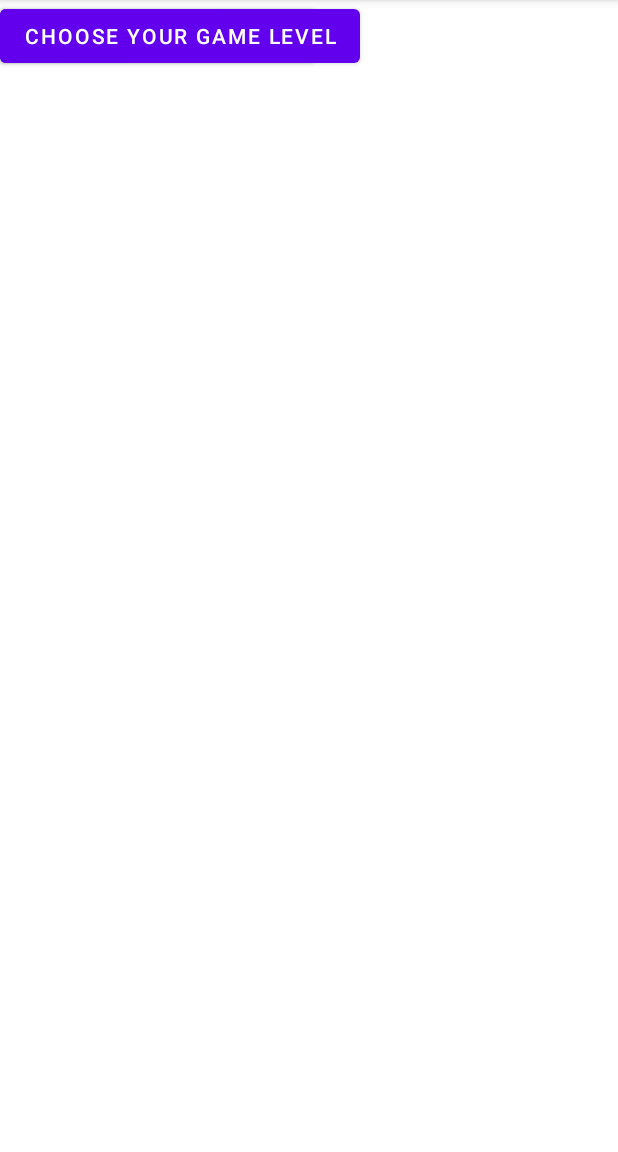
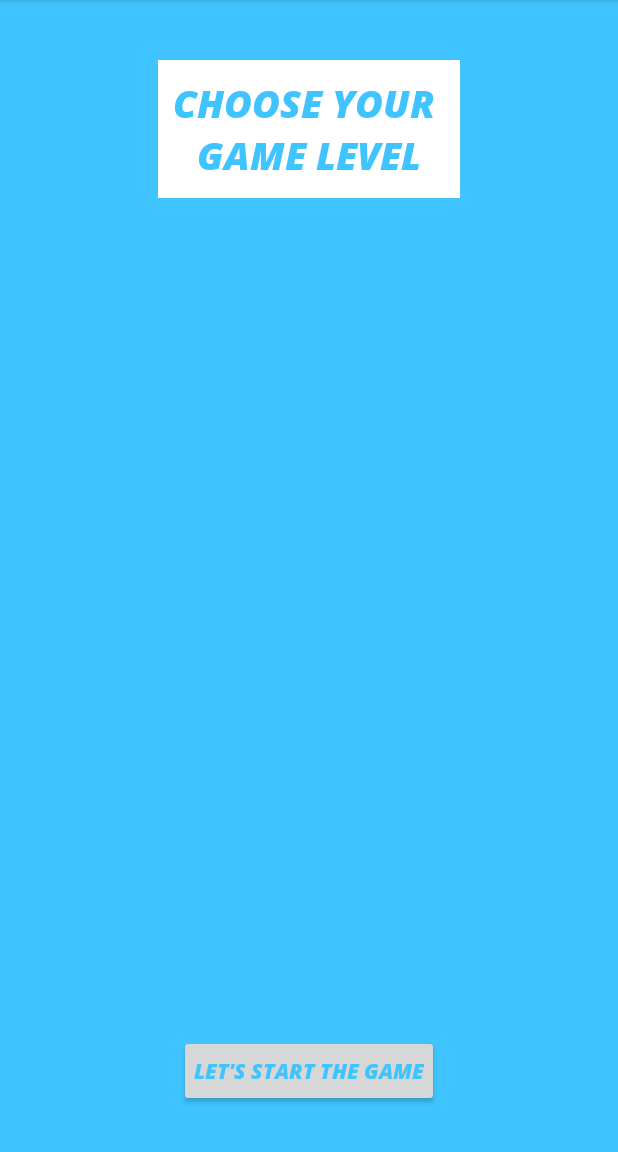
Before and after one commit to jachetblix/Hangman_next_step, an Android app: the Second_Screen screen opened directly, with no data from a screen before it, on a phone screen of 412 x 824 dp, the part 84-1236 px from its top. Run offline under Robolectric (Android 15) with nearby library versions, the phone set to English and light mode, and no system bars.

Commit message:
Second(level) updates - not fully complete

```diff
--- a/app/src/main/java/com/example/hangman_next_step/MainActivity.java
+++ b/app/src/main/java/com/example/hangman_next_step/MainActivity.java
@@ -17,7 +17,7 @@ public class MainActivity extends AppCompatActivity{
     protected void onCreate(Bundle savedInstanceState) {
         super.onCreate(savedInstanceState);
         setContentView(R.layout.activity_main);
-        button_2 = findViewById(R.id.button2);
+//        button_2 = findViewById(R.id.button2);
     }
 
     //Click events
--- a/app/src/main/java/com/example/hangman_next_step/Second_Screen.java
+++ b/app/src/main/java/com/example/hangman_next_step/Second_Screen.java
@@ -1,41 +1,91 @@
 package com.example.hangman_next_step;
 
-import android.annotation.SuppressLint;
+import android.animation.Animator;
+import android.animation.AnimatorListenerAdapter;
 import android.content.DialogInterface;
 import android.content.Intent;
+import android.graphics.drawable.AnimationDrawable;
 import android.os.Bundle;
 import android.view.View;
+import android.view.animation.Animation;
+import android.view.animation.AnimationUtils;
 import android.widget.ArrayAdapter;
 import android.widget.Button;
-import android.view.View.OnClickListener;
+import android.widget.ImageView;
 import android.widget.Spinner;
+import android.widget.TextView;
 import android.widget.Toast;
+
 
 import androidx.appcompat.app.AlertDialog;
 import androidx.appcompat.app.AppCompatActivity;
 
-public class Second_Screen extends AppCompatActivity implements OnClickListener {
+public class Second_Screen extends AppCompatActivity {
     Button third_activity;
     Button button3;
+    Intent intent;
+    Spinner spinner;
+    TextView txtViewChosen;
+    ImageView imgViewIcon;
     @Override
     protected void onCreate(Bundle savedInstanceState) {
         super.onCreate(savedInstanceState);
         setContentView(R.layout.second_activity);
+
+
+        //Objects
         third_activity = findViewById(R.id.third_activity_btn);
-        third_activity.setOnClickListener(this);
+//        third_activity.setOnClickListener(this);
         button3 = findViewById(R.id.button3);
-        button3.setOnClickListener(this);
+//        button3.setOnClickListener(this);
+        intent= new Intent(this, Third_Screen.class);
+        txtViewChosen = findViewById(R.id.txt_level_chose);
+        imgViewIcon = findViewById(R.id.anim_emoji);
+        imgViewIcon.setVisibility(View.INVISIBLE);
+
+
     }
+//
+//    @Override
+//    public void onClick(View v) {
+////        startActivity(intent);
+//
+//        AlertDialog.Builder button3 = new AlertDialog.Builder(Second_Screen.this);
+//        View mView = getLayoutInflater().inflate(R.layout.game_spinner,null);
+//        button3.setTitle("Choose you game level");
+//        spinner = mView.findViewById(R.id.spinner);
+//        ArrayAdapter<String> adapter = new ArrayAdapter<String>(Second_Screen.this, android.R.layout.simple_spinner_item,getResources().getStringArray(R.array.gamelevels));
+//        adapter.setDropDownViewResource(android.R.layout.simple_spinner_dropdown_item);
+//        spinner.setAdapter(adapter);
+//
+//        button3.setPositiveButton("Ok", (dialog, which) -> {
+//            if (!spinner.getSelectedItem().toString().equalsIgnoreCase("Choose your difficulty")) {
+//                Toast.makeText(Second_Screen.this,
+//                spinner.getSelectedItem().toString(),Toast.LENGTH_SHORT)
+//                        .show();
+//                dialog.dismiss();
+//                txtViewChosen.setText(spinner.getSelectedItem().toString());
+//
+//            }
+//        });
+//        button3.setNegativeButton("dismiss", new DialogInterface.OnClickListener() {
+//            @Override
+//            public void onClick(DialogInterface dialog, int which) {
+//                        dialog.dismiss();
+//            }
+//        });
+//        button3.setView(mView);
+//        AlertDialog dialog = button3.create();
+//        dialog.show();
+//
+//
+//    }
 
-    @Override
-    public void onClick(View v) {
-        Intent intent = new Intent(this, Third_Screen.class);
-        startActivity(intent);
-
+    public void onClickGameLevel(View view) {
         AlertDialog.Builder button3 = new AlertDialog.Builder(Second_Screen.this);
         View mView = getLayoutInflater().inflate(R.layout.game_spinner,null);
         button3.setTitle("Choose you game level");
-        Spinner spinner = mView.findViewById(R.id.spinner);
+        spinner = mView.findViewById(R.id.spinner);
         ArrayAdapter<String> adapter = new ArrayAdapter<String>(Second_Screen.this, android.R.layout.simple_spinner_item,getResources().getStringArray(R.array.gamelevels));
         adapter.setDropDownViewResource(android.R.layout.simple_spinner_dropdown_item);
         spinner.setAdapter(adapter);
@@ -43,19 +93,62 @@ public class Second_Screen extends AppCompatActivity implements OnClickListener
         button3.setPositiveButton("Ok", (dialog, which) -> {
             if (!spinner.getSelectedItem().toString().equalsIgnoreCase("Choose your difficulty")) {
                 Toast.makeText(Second_Screen.this,
-                spinner.getSelectedItem().toString(),Toast.LENGTH_SHORT)
+                        spinner.getSelectedItem().toString(),Toast.LENGTH_SHORT)
                         .show();
                 dialog.dismiss();
+
+
+                txtViewChosen.setText(spinner.getSelectedItem().toString());
+                //Animation setup
+                Animation anim = AnimationUtils.loadAnimation(this,R.anim.bounce);
+//                anim.setDuration(100);
+
+                txtViewChosen.animate().setListener(new AnimatorListenerAdapter() {
+                    @Override
+                    public void onAnimationEnd(Animator animation) {
+//                        txtViewChosen.setVisibility(View.GONE);
+                        imgViewIcon.setVisibility(View.VISIBLE);
+                        AnimationDrawable animDraw = (AnimationDrawable) imgViewIcon.getDrawable();
+
+                        animDraw.start();
+                    }
+                    });
+
+                anim.start();
+
+
+
+
+
             }
         });
         button3.setNegativeButton("dismiss", new DialogInterface.OnClickListener() {
             @Override
             public void onClick(DialogInterface dialog, int which) {
-                        dialog.dismiss();
+                dialog.dismiss();
             }
         });
         button3.setView(mView);
         AlertDialog dialog = button3.create();
         dialog.show();
+
+
+    }
+
+    public void onClickStartGame(View view) {
+        startActivity(intent);
+    }
+
+    public static void wait(int ms)
+    {
+        try
+        {
+
+            Thread.sleep(ms);
+        }
+        catch(InterruptedException ex)
+        {
+            Thread.currentThread().interrupt();
+        }
     }
 }
--- a/app/src/main/res/anim/zoomin.xml
+++ b/app/src/main/res/anim/zoomin.xml
@@ -1,6 +1,5 @@
 <set xmlns:android="http://schemas.android.com/apk/res/android"
     android:fillAfter="true" >
-
     <scale
         xmlns:android="http://schemas.android.com/apk/res/android"
         android:duration="1000"
--- a/app/src/main/res/drawable/button_background.xml
+++ b/app/src/main/res/drawable/button_background.xml
@@ -3,6 +3,6 @@
     xmlns:android="http://schemas.android.com/apk/res/android" android:shape="rectangle" >
 <solid android:color="@color/white" />
 
-<stroke android:color="@color/white"/>
+<stroke android:color="@color/colorPrimary"/>
 
 </shape>
--- /dev/null
+++ b/app/src/main/res/drawable/easy_emoji_animation.xml
@@ -0,0 +1,8 @@
+<?xml version="1.0" encoding="utf-8"?>
+<animation-list xmlns:android="http://schemas.android.com/apk/res/android" android:oneshot="true">
+    <item android:drawable="@drawable/easy_emoji1" android:duration="100"/>
+    <item android:drawable="@drawable/easy_emoji2" android:duration="100"/>
+    <item android:drawable="@drawable/easy_emoji3" android:duration="100"/>
+    <item android:drawable="@drawable/easy_emoji4" android:duration="100"/>
+
+</animation-list>
--- a/app/src/main/res/layout/activity_main.xml
+++ b/app/src/main/res/layout/activity_main.xml
@@ -72,21 +72,19 @@
             android:text="@string/btn_start_game"
             android:stateListAnimator="@null"
             android:background="@drawable/button_background"
-            android:textColor="@color/colorPrimary"
-            android:fontFamily="@font/open_sans_extra_bold_italic"
+            style="@style/button"
             android:textSize="25sp"
+
             android:layout_width="210dp"
-            android:layout_height="50dp"
+            android:layout_height="60dp"
             android:layout_gravity="center"
-            android:textAlignment="center"
             android:layout_margin="30dp"
             />
 
         <androidx.appcompat.widget.AppCompatButton
             android:layout_width="210dp"
-            android:layout_height="50dp"
+            android:layout_height="60dp"
             android:id="@+id/btn_scores"
-            android:fontFamily="@font/open_sans_extra_bold_italic"
             android:textSize="25sp"
 
             android:text="@string/btn_scores"
@@ -96,7 +94,7 @@
             android:layout_marginTop="2dp"
             android:layout_marginBottom="100dp"
             android:background="@drawable/button_background"
-            android:textColor="@color/colorPrimary"
+            style="@style/button"
             android:textAlignment="center"
 
             android:onClick="onClickScores"
--- a/app/src/main/res/layout/second_activity.xml
+++ b/app/src/main/res/layout/second_activity.xml
@@ -1,24 +1,62 @@
 <?xml version="1.0" encoding="utf-8"?>
-<androidx.constraintlayout.widget.ConstraintLayout xmlns:android="http://schemas.android.com/apk/res/android"
+<androidx.appcompat.widget.LinearLayoutCompat xmlns:android="http://schemas.android.com/apk/res/android"
     xmlns:tools="http://schemas.android.com/tools"
     android:layout_width="match_parent"
-    android:layout_height="match_parent">
+    android:layout_height="match_parent"
+    android:background="@color/colorPrimary"
+    android:orientation="vertical"
+    android:layout_weight="1"
+   >
 
-    <Button
+
+
+    <androidx.appcompat.widget.AppCompatButton
+        android:layout_marginTop="40dp"
+        android:layout_gravity="center"
+        android:stateListAnimator="@null"
+        android:background="@drawable/button_background"
+
+        android:id="@+id/button3"
+        android:layout_width="wrap_content"
+        android:layout_height="wrap_content"
+        android:text="Choose your \ngame level"
+        android:textSize="25sp"
+        android:onClick="onClickGameLevel"
+        style="@style/button"
+
+        tools:layout_editor_absoluteX="84dp"
+        tools:layout_editor_absoluteY="611dp" />
+    <TextView
+        android:id="@+id/txt_level_chose"
+        android:layout_width="wrap_content"
+        android:layout_height="wrap_content"
+        android:layout_marginTop="100dp"
+        android:textSize="50sp"
+        android:fontFamily="@font/open_sans_extra_bold"
+        android:layout_gravity="center_horizontal"
+        />
+    <ImageView
+        android:id="@+id/anim_emoji"
+        android:layout_width="100dp"
+        android:layout_height="100dp"
+        android:layout_gravity="center"
+        android:src="@drawable/easy_emoji_animation"/>
+    <LinearLayout
+        android:layout_width="match_parent"
+        android:layout_height="0dip"
+        android:layout_weight="1"
+        android:gravity="center|bottom"
+        android:orientation="vertical" >
+    <androidx.appcompat.widget.AppCompatButton
+        android:layout_gravity="center_horizontal|center"
+        style="@style/button"
         android:id="@+id/third_activity_btn"
         android:layout_width="wrap_content"
         android:layout_height="wrap_content"
         android:text="@string/let_s_start_the_game"
-        tools:ignore="MissingConstraints"
-        tools:layout_editor_absoluteX="100dp"
-        tools:layout_editor_absoluteY="667dp" />
+        android:layout_marginBottom="30dp"
+        android:onClick="onClickStartGame"
+    />
 
-    <Button
-        android:id="@+id/button3"
-        android:layout_width="wrap_content"
-        android:layout_height="wrap_content"
-        android:text="Choose your game level"
-        tools:ignore="MissingConstraints"
-        tools:layout_editor_absoluteX="84dp"
-        tools:layout_editor_absoluteY="611dp" />
-</androidx.constraintlayout.widget.ConstraintLayout>
+    </LinearLayout>
+</androidx.appcompat.widget.LinearLayoutCompat>
--- a/app/src/main/res/values/themes.xml
+++ b/app/src/main/res/values/themes.xml
@@ -13,4 +13,10 @@
         <item name="android:statusBarColor" tools:targetApi="l">?attr/colorPrimaryVariant</item>
         <!-- Customize your theme here. -->
     </style>
+    <style name="button" parent="Widget.AppCompat.Button">
+        <item name="android:textColor">@color/colorPrimary</item>
+        <item name="android:textAlignment" tools:targetApi="jelly_bean_mr1">center</item>
+        <item name="fontFamily">@font/open_sans_extra_bold_italic</item>
+        <item name="android:padding">10dp</item>
+    </style>
 </resources>
```
Also changed, not shown: app/src/main/res/drawable/easy_emoji1.png (added), app/src/main/res/drawable/easy_emoji2.png (added), app/src/main/res/drawable/easy_emoji3.png (added), app/src/main/res/drawable/easy_emoji4.png (added).
